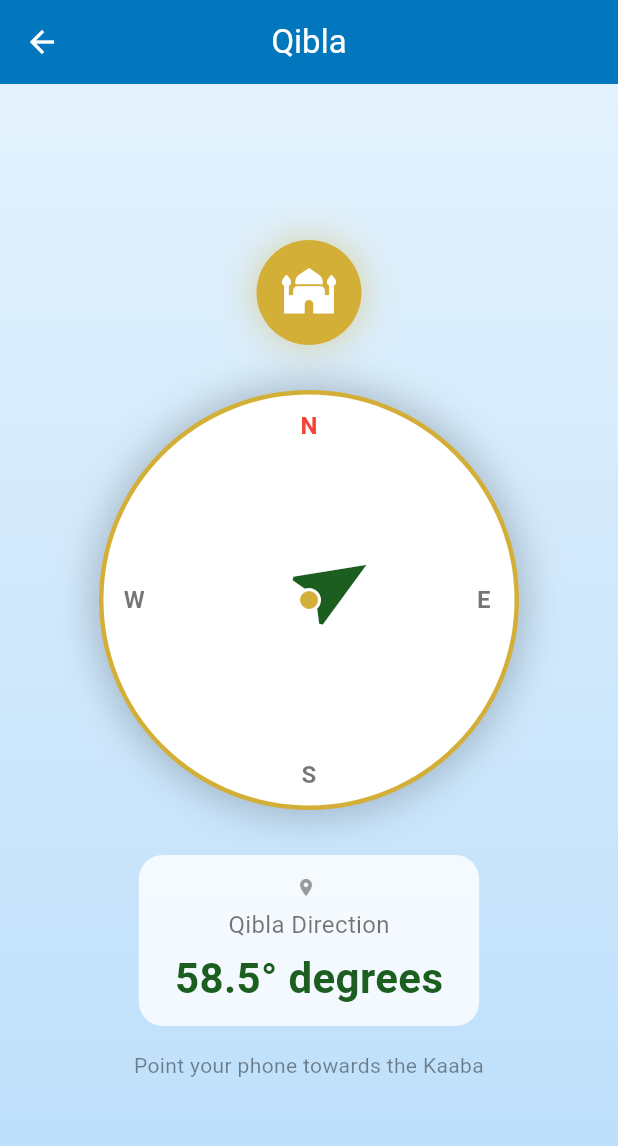
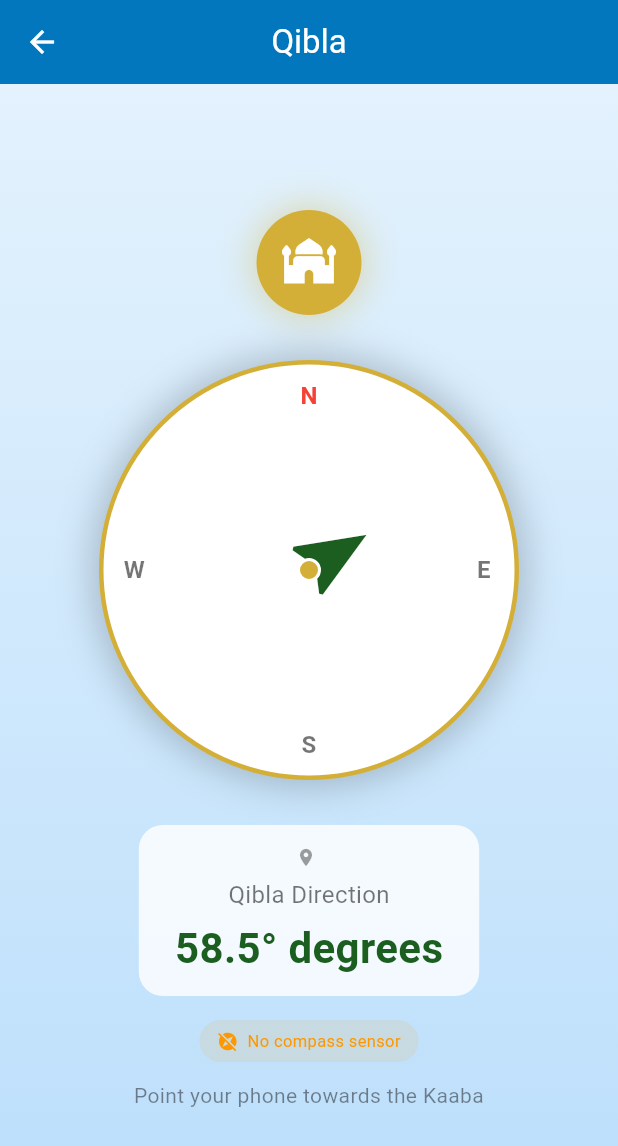
Before and after one commit to safvan96/islamic-companion-app, a Flutter app: the QiblaScreen screen opened directly, on a phone screen of 412 x 824 dp. Shown: the top 1146 px of the screen. Run offline on Flutter 3.47's test engine with Material 3 defaults, Android fonts, the phone set to English and light mode, and no system bars; our stand-ins replace audioplayers, flutter_compass, flutter_local_notifications, google_mobile_ads, share_plus, shared_preferences and 1 more; accounts and stored records are empty.

Commit message:
Add real compass sensor for Qibla, Juz browser (30 parts)
- Qibla screen: real-time compass using flutter_compass package
- Live heading updates from device magnetometer
- Compass status indicator (active/no sensor)
- Needle now rotates based on actual device orientation
- Juz browser: 30 Juz parts with names, browsable from Quran reader
- Juz detail: Arabic + translation per ayah (API)
- 28/28 tests passing, APK 26.5MB

Co-Authored-By: Claude Opus 4.6 (1M context) <noreply@anthropic.com>

```diff
--- a/lib/screens/qibla_screen.dart
+++ b/lib/screens/qibla_screen.dart
@@ -1,4 +1,6 @@
+import 'dart:async';
 import 'package:flutter/material.dart';
+import 'package:flutter_compass/flutter_compass.dart';
 import 'package:provider/provider.dart';
 import 'dart:math';
 import '../l10n/app_localizations.dart';
@@ -13,21 +15,18 @@ class QiblaScreen extends StatefulWidget {
   State<QiblaScreen> createState() => _QiblaScreenState();
 }
 
-class _QiblaScreenState extends State<QiblaScreen>
-    with SingleTickerProviderStateMixin {
-  late AnimationController _animController;
+class _QiblaScreenState extends State<QiblaScreen> {
   double _qiblaDirection = 0;
-  final double _currentHeading = 0;
+  double _currentHeading = 0;
+  bool _hasCompass = false;
+  StreamSubscription<CompassEvent>? _compassSub;
 
   @override
   void initState() {
     super.initState();
-    _animController = AnimationController(
-      vsync: this,
-      duration: const Duration(milliseconds: 500),
-    );
     WidgetsBinding.instance.addPostFrameCallback((_) {
       _calculateQibla();
+      _startCompass();
     });
   }
 
@@ -49,14 +48,27 @@ class _QiblaScreenState extends State<QiblaScreen>
     var bearing = atan2(y, x) * 180 / pi;
     bearing = (bearing + 360) % 360;
 
-    setState(() {
-      _qiblaDirection = bearing;
-    });
+    setState(() => _qiblaDirection = bearing);
+  }
+
+  Future<void> _startCompass() async {
+    try {
+      _compassSub = FlutterCompass.events?.listen((event) {
+        if (mounted && event.heading != null) {
+          setState(() {
+            _currentHeading = event.heading!;
+            _hasCompass = true;
+          });
+        }
+      });
+    } catch (e) {
+      debugPrint('Compass not available: $e');
+    }
   }
 
   @override
   void dispose() {
-    _animController.dispose();
+    _compassSub?.cancel();
     super.dispose();
   }
 
@@ -229,6 +241,35 @@ class _QiblaScreenState extends State<QiblaScreen>
                 ),
               ),
               const SizedBox(height: 16),
+              // Compass status
+              Container(
+                padding: const EdgeInsets.symmetric(horizontal: 12, vertical: 6),
+                decoration: BoxDecoration(
+                  color: _hasCompass
+                      ? const Color(0xFF1B5E20).withOpacity(0.1)
+                      : Colors.orange.withOpacity(0.1),
+                  borderRadius: BorderRadius.circular(20),
+                ),
+                child: Row(
+                  mainAxisSize: MainAxisSize.min,
+                  children: [
+                    Icon(
+                      _hasCompass ? Icons.explore : Icons.explore_off,
+                      size: 14,
+                      color: _hasCompass ? const Color(0xFF1B5E20) : Colors.orange,
+                    ),
+                    const SizedBox(width: 6),
+                    Text(
+                      _hasCompass ? 'Compass active' : 'No compass sensor',
+                      style: TextStyle(
+                        fontSize: 11,
+                        color: _hasCompass ? const Color(0xFF1B5E20) : Colors.orange,
+                      ),
+                    ),
+                  ],
+                ),
+              ),
+              const SizedBox(height: 12),
               Padding(
                 padding: const EdgeInsets.symmetric(horizontal: 40),
                 child: Text(
--- a/pubspec.yaml
+++ b/pubspec.yaml
@@ -23,6 +23,7 @@ dependencies:
   flutter_svg: ^2.0.9
   http: ^1.1.2
   share_plus: ^9.0.0
+  flutter_compass: ^0.8.0
 
 dev_dependencies:
   flutter_test:
```
Also changed, not shown: pubspec.lock, 2 other files.
